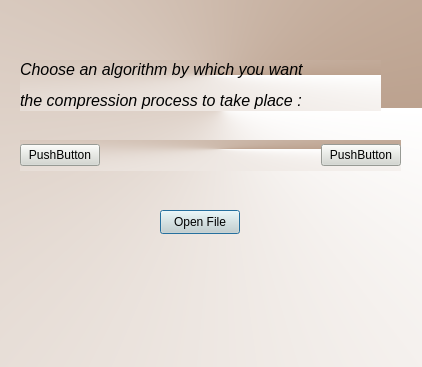
The window that filecompressor/dialog.ui (Anupama-n/QT) describes before a commit, drawn with Qt 5.
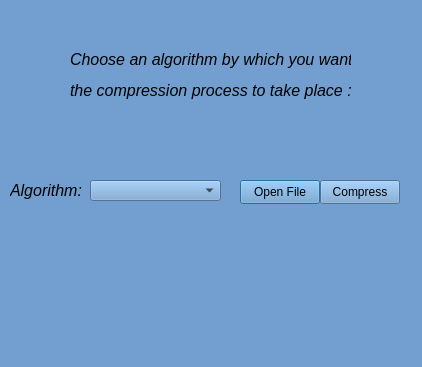
The same window after the commit.

The edit to the form file:
```diff
--- a/filecompressor/dialog.ui
+++ b/filecompressor/dialog.ui
@@ -14,20 +14,19 @@
    <string>Dialog</string>
   </property>
   <property name="styleSheet">
-   <string notr="true">background-color: qlineargradient(spread:pad, x1:1, y1:0.380682, x2:1, y2:1, stop:0 rgba(173, 127, 168, 255), stop:1 rgba(255, 255, 255, 255));
-background-color: qconicalgradient(cx:0.526105, cy:0.295, angle:0, stop:0 rgba(188, 162, 143, 255), stop:1 rgba(255, 255, 255, 255));</string>
+   <string notr="true">background-color: rgb(114, 159, 207);</string>
   </property>
   <widget class="QPushButton" name="pushButton">
    <property name="geometry">
     <rect>
-     <x>160</x>
-     <y>210</y>
+     <x>240</x>
+     <y>180</y>
      <width>80</width>
      <height>24</height>
     </rect>
    </property>
    <property name="styleSheet">
-    <string notr="true">background-color: rgb(211, 215, 207);</string>
+    <string notr="true">background-color: rgb(114, 159, 207);</string>
    </property>
    <property name="text">
     <string>Open File</string>
@@ -36,9 +35,9 @@
   <widget class="QLabel" name="label">
    <property name="geometry">
     <rect>
-     <x>20</x>
-     <y>60</y>
-     <width>361</width>
+     <x>70</x>
+     <y>50</y>
+     <width>281</width>
      <height>51</height>
     </rect>
    </property>
@@ -46,50 +45,41 @@
     <string>&lt;html&gt;&lt;head/&gt;&lt;body&gt;&lt;p&gt;&lt;span style=&quot; font-size:12pt; font-style:italic;&quot;&gt;Choose an algorithm by which you want &lt;/span&gt;&lt;/p&gt;&lt;p&gt;&lt;span style=&quot; font-size:12pt; font-style:italic;&quot;&gt;the compression process to take place : &lt;/span&gt;&lt;/p&gt;&lt;/body&gt;&lt;/html&gt;</string>
    </property>
   </widget>
-  <widget class="QWidget" name="">
+  <widget class="QComboBox" name="comboBox">
    <property name="geometry">
     <rect>
-     <x>20</x>
-     <y>140</y>
-     <width>381</width>
-     <height>31</height>
+     <x>90</x>
+     <y>180</y>
+     <width>131</width>
+     <height>21</height>
     </rect>
    </property>
-   <layout class="QHBoxLayout" name="horizontalLayout">
-    <item>
-     <widget class="QPushButton" name="pushButton_2">
-      <property name="styleSheet">
-       <string notr="true">background-color: rgb(211, 215, 207);</string>
-      </property>
-      <property name="text">
-       <string>PushButton</string>
-      </property>
-     </widget>
-    </item>
-    <item>
-     <spacer name="horizontalSpacer">
-      <property name="orientation">
-       <enum>Qt::Horizontal</enum>
-      </property>
-      <property name="sizeHint" stdset="0">
-       <size>
-        <width>40</width>
-        <height>20</height>
-       </size>
-      </property>
-     </spacer>
-    </item>
-    <item>
-     <widget class="QPushButton" name="pushButton_3">
-      <property name="styleSheet">
-       <string notr="true">background-color: rgb(211, 215, 207);</string>
-      </property>
-      <property name="text">
-       <string>PushButton</string>
-      </property>
-     </widget>
-    </item>
-   </layout>
+  </widget>
+  <widget class="QLabel" name="label_2">
+   <property name="geometry">
+    <rect>
+     <x>10</x>
+     <y>180</y>
+     <width>71</width>
+     <height>21</height>
+    </rect>
+   </property>
+   <property name="text">
+    <string>&lt;html&gt;&lt;head/&gt;&lt;body&gt;&lt;p&gt;&lt;span style=&quot; font-size:12pt; font-style:italic;&quot;&gt;Algorithm:&lt;/span&gt;&lt;/p&gt;&lt;/body&gt;&lt;/html&gt;</string>
+   </property>
+  </widget>
+  <widget class="QPushButton" name="pushButton_2">
+   <property name="geometry">
+    <rect>
+     <x>320</x>
+     <y>180</y>
+     <width>80</width>
+     <height>24</height>
+    </rect>
+   </property>
+   <property name="text">
+    <string>Compress</string>
+   </property>
   </widget>
  </widget>
  <resources/>
```
